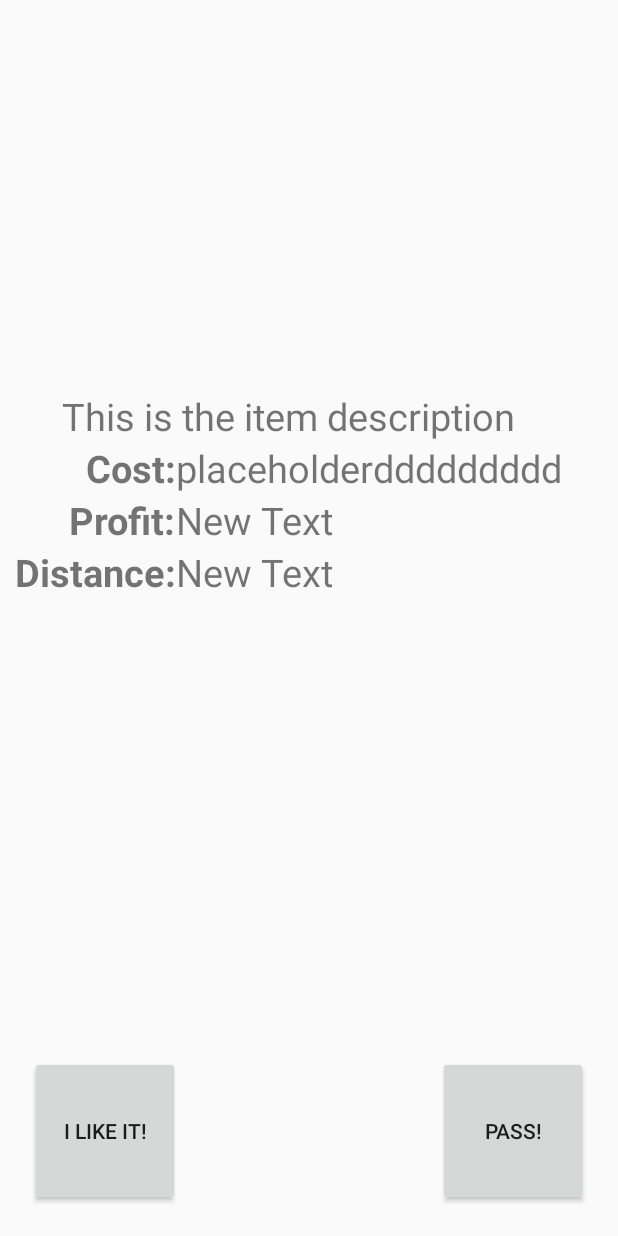
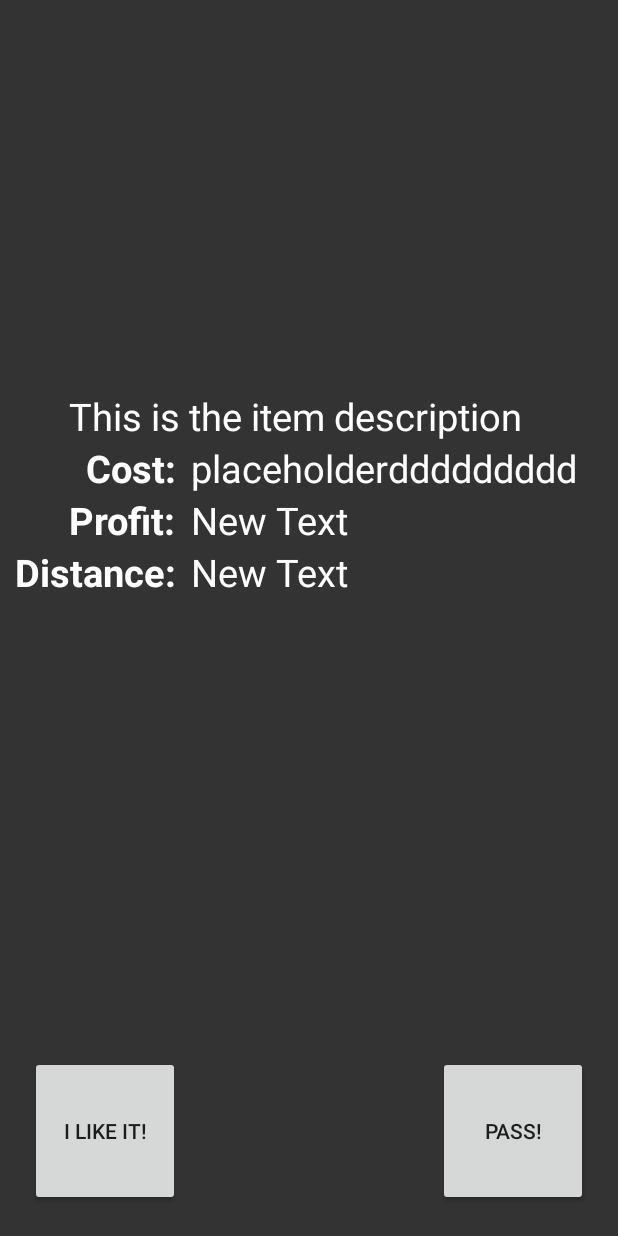
Before and after one commit to samjhill/MiddleMan, an Android app: the screen it shows after launch (MiddleManMainActivity), on a phone screen of 412 x 824 dp. Run offline under Robolectric (Android 15) with nearby library versions, the phone set to English and light mode, and no system bars.

```diff
--- a/Middleman/Middleman/src/main/res/layout/activity_middle_man_main.xml
+++ b/Middleman/Middleman/src/main/res/layout/activity_middle_man_main.xml
@@ -1,12 +1,12 @@
 <RelativeLayout xmlns:android="http://schemas.android.com/apk/res/android"
     android:layout_width="fill_parent"
-    android:layout_height="fill_parent">
+    android:layout_height="fill_parent"
+    android:background="@color/background">
 
     <TableLayout
         android:layout_width="match_parent"
         android:layout_height="match_parent"
-        android:padding="10dp"
-        xmlns:android="http://schemas.android.com/apk/res/android">
+        android:padding="10dp">
 
         <TableRow
             android:layout_width="fill_parent"
@@ -30,7 +30,8 @@
                 android:id="@+id/itemMainDescTextView"
                 android:textSize="25sp"
                 android:layout_span="2"
-                android:layout_gravity="center_horizontal" />
+                android:layout_gravity="center_horizontal"
+                android:textColor="@color/white" />
 
         </TableRow>
 
@@ -45,14 +46,17 @@
                 android:id="@+id/itemCostLabelTextView"
                 android:textSize="25sp"
                 android:layout_gravity="right"
-                android:textStyle="bold" />
+                android:textStyle="bold"
+                android:textColor="@color/white" />
 
             <TextView
                 android:layout_width="wrap_content"
                 android:layout_height="wrap_content"
                 android:text="placeholderddddddddd"
                 android:id="@+id/itemCostTextView"
-                android:textSize="25sp" />
+                android:textSize="25sp"
+                android:textColor="@color/white"
+                android:paddingLeft="10dp" />
         </TableRow>
 
         <TableRow
@@ -66,14 +70,17 @@
                 android:id="@+id/itemProfitLabelTextView"
                 android:textSize="25sp"
                 android:layout_gravity="right"
-                android:textStyle="bold" />
+                android:textStyle="bold"
+                android:textColor="@color/white" />
 
             <TextView
                 android:layout_width="wrap_content"
                 android:layout_height="wrap_content"
                 android:text="New Text"
                 android:id="@+id/itemProfitTextView"
-                android:textSize="25sp" />
+                android:textSize="25sp"
+                android:textColor="@color/white"
+                android:paddingLeft="10dp" />
         </TableRow>
 
         <TableRow
@@ -87,14 +94,17 @@
                 android:id="@+id/itemDistanceLabelTextView"
                 android:textSize="25sp"
                 android:layout_gravity="right"
-                android:textStyle="bold" />
+                android:textStyle="bold"
+                android:textColor="@color/white" />
 
             <TextView
                 android:layout_width="wrap_content"
                 android:layout_height="wrap_content"
                 android:text="New Text"
                 android:id="@+id/itemDistanceTextView"
-                android:textSize="25sp" />
+                android:textSize="25sp"
+                android:textColor="@color/white"
+                android:paddingLeft="10dp" />
         </TableRow>
 
 
--- a/Middleman/Middleman/src/main/res/values/colors.xml
+++ b/Middleman/Middleman/src/main/res/values/colors.xml
@@ -2,4 +2,5 @@
 <resources>
     <color name="background">#333333</color>
     <color name="white">#ffffffff</color>
+    <color name="blue">#3366FF</color>
 </resources>
```
Also changed, not shown: Middleman/Middleman/src/main/res/layout/route_view.xml (added, +72 -0 lines).
